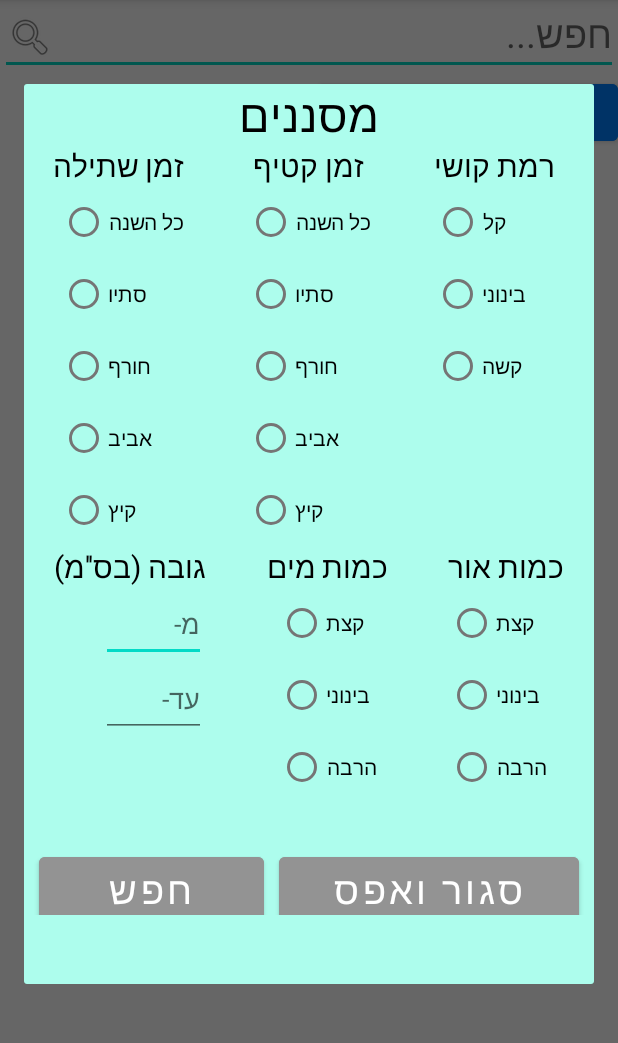
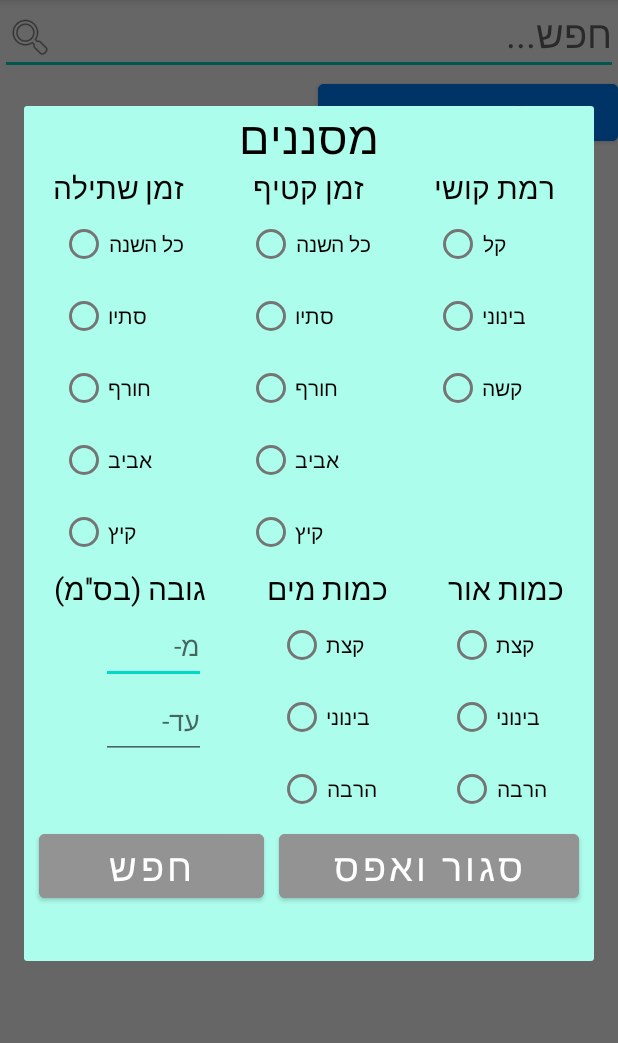
Before and after one commit to nitai234/WikyBotany, an Android app: the screen it shows after launch (MainActivity), after a tap on "מסננים", on a phone screen of 412 x 824 dp, the part 84-1127 px from its top. Run offline under Robolectric (Android 15) with nearby library versions, the phone set to English and light mode, and no system bars.

Commit message:
סיום הדיאלוג של המסננים

```diff
--- a/app/src/main/java/com/example/wikybotany/PlantList_screen2.java
+++ b/app/src/main/java/com/example/wikybotany/PlantList_screen2.java
@@ -18,6 +18,7 @@ public class PlantList_screen2 extends AppCompatActivity implements View.OnClick
     ListView LVplants;
     ArrayList<LineDisplay> plantsList;
 
+    Button BTback;
     LineDisplayAdapter plantsListAdapter;
     int listCounter; //מספר האיברים ברשימה
     @Override
@@ -25,8 +26,6 @@ public class PlantList_screen2 extends AppCompatActivity implements View.OnClick
     {
         super.onCreate(savedInstanceState);
         setContentView(R.layout.activity_plant_list_screen2);
-
-        Button BTback;
 
         BTback = findViewById(R.id.BTback);
         BTback.setOnClickListener(this);
--- a/app/src/main/res/layout/dialog_filters.xml
+++ b/app/src/main/res/layout/dialog_filters.xml
@@ -1,7 +1,7 @@
 <?xml version="1.0" encoding="utf-8"?>
 <LinearLayout xmlns:android="http://schemas.android.com/apk/res/android"
     android:layout_width="500dp"
-    android:layout_height="600dp"
+    android:layout_height="570dp"
     android:layout_gravity="center"
     android:orientation="vertical"
     android:background="#7750FBD9">
@@ -299,7 +299,6 @@
             android:layout_height="wrap_content"
             android:id="@+id/BTDsearch"
             android:layout_gravity="center"
-            android:layout_marginTop="20dp"
             android:layout_marginRight="10dp"
             android:backgroundTint="#939393"
             android:text="חפש"
@@ -311,7 +310,6 @@
             android:layout_height="wrap_content"
             android:id="@+id/BTDback"
             android:layout_gravity="center"
-            android:layout_marginTop="20dp"
             android:backgroundTint="#939393"
             android:text="סגור ואפס"
             android:textSize="25dp"
```
Also changed, not shown: app/src/main/AndroidManifest.xml (+6 -3 lines), app/src/main/java/com/example/wikybotany/AppHelp.java (+9 -3 lines), app/src/main/java/com/example/wikybotany/Setting.java (added, +14 -0 lines), app/src/main/res/layout/activity_setting.xml (added, +18 -0 lines).
